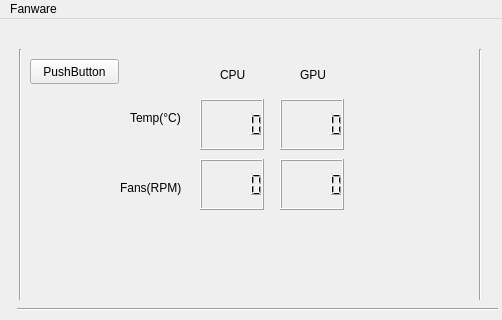
Above: untitled/mainwindow.ui from madhavpcm/DellG5SE-Fan-Linux before the change; both pictures show x 0 to 502 and y 0 to 320 of the 502 by 465 pixel window. Below: the same form after it.
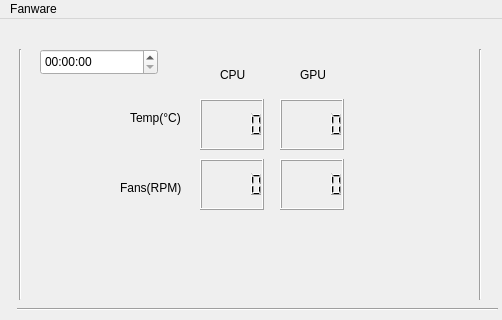
That is the form after the change. Icons and pictures are not drawn.

The edit to the form file:
```diff
--- a/untitled/mainwindow.ui
+++ b/untitled/mainwindow.ui
@@ -27,8 +27,8 @@
    <widget class="QLCDNumber" name="cpu_rpm">
     <property name="geometry">
      <rect>
-      <x>280</x>
-      <y>80</y>
+      <x>200</x>
+      <y>140</y>
       <width>64</width>
       <height>51</height>
      </rect>
@@ -47,8 +47,8 @@
    <widget class="QLCDNumber" name="gpu_temp">
     <property name="geometry">
      <rect>
-      <x>200</x>
-      <y>140</y>
+      <x>280</x>
+      <y>80</y>
       <width>64</width>
       <height>51</height>
      </rect>
@@ -215,18 +215,15 @@
      <number>255</number>
     </property>
    </widget>
-   <widget class="QPushButton" name="kickPB">
+   <widget class="QTimeEdit" name="timeEdit">
     <property name="geometry">
      <rect>
-      <x>30</x>
-      <y>40</y>
-      <width>89</width>
-      <height>25</height>
+      <x>40</x>
+      <y>30</y>
+      <width>118</width>
+      <height>26</height>
      </rect>
     </property>
-    <property name="text">
-     <string>PushButton</string>
-    </property>
    </widget>
   </widget>
   <widget class="QMenuBar" name="menubar">
```
